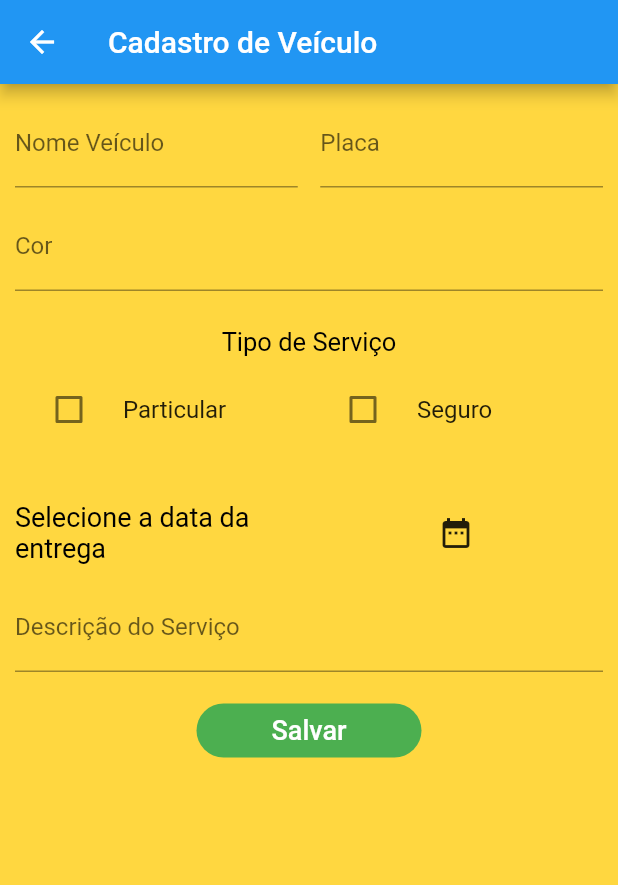
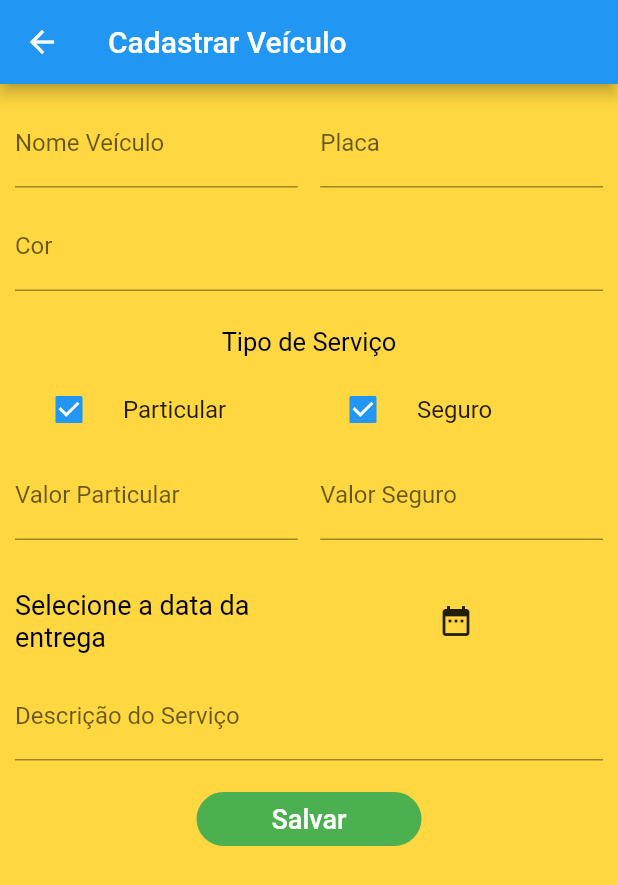
Before and after one commit to juliojtk/car_anotations_app, a Flutter app: the screen it shows after launch, after a tap on the "add" icon, on a phone screen of 412 x 824 dp. Shown: the top 885 px of the screen. Run offline on Flutter 3.47's test engine with Material 2 defaults, Android fonts, the phone set to English and light mode, and no system bars; our stand-ins replace flutter_mobx, get_it, mobx, sqflite; missing offline and left inert: dart:ffi; accounts and stored records are empty; generated files the repository leaves out were written again.

```diff
--- a/lib/app/dataBase/connection.dart
+++ b/lib/app/dataBase/connection.dart
@@ -15,7 +15,7 @@ class Connection{
         version: 1,
         onCreate: (db, version) {
           db.execute(createTable);
-          db.execute(insert);
+          //db.execute(insert);
         },
       );
     }
--- a/lib/app/dataBase/dao_impl/car_dao_impl.dart
+++ b/lib/app/dataBase/dao_impl/car_dao_impl.dart
@@ -18,8 +18,8 @@ Database _db;
         carName: line['carName'],
         board: line['board'],
         color: line['color'],
-        partPrice: line['partPrice'].toString(),
-        segPrice: line['segPrice'].toString(),
+        partPrice: line['partPrice'],
+        segPrice: line['segPrice'],
         finishDate: line['finishDate'],
         description: line['description'],
         isSeviceOk: line['isSeviceOk']
--- a/lib/app/dataBase/scripit.dart
+++ b/lib/app/dataBase/scripit.dart
@@ -4,8 +4,8 @@ id INTEGER NOT NULL PRIMARY KEY,
 carName VARCHAR(200) NOT NULL,
 board VARCHAR(50) NOT NULL,
 color VARCHAR(100) NOT NULL,
-partPrice DECIMAL(10,2),
-segPrice DECIMAL(10,2),
+partPrice DOUBLE,
+segPrice DOUBLE,
 finishDate VARCHAR(100),
 description VARCHAR(250),
 isSeviceOk VARCHAR(10)
--- a/lib/app/domain/entities/car.dart
+++ b/lib/app/domain/entities/car.dart
@@ -1,11 +1,13 @@
+import 'dart:ffi';
+
 class Car{
 
 int id;
 String carName;
 String board;
 String color;
-String partPrice;
-String segPrice;
+double partPrice;
+double segPrice;
 String finishDate;
 String description;
 String isSeviceOk;
--- a/lib/app/view/car_form.dart
+++ b/lib/app/view/car_form.dart
@@ -8,19 +8,19 @@ class CarForm extends StatelessWidget {
 
   @override
   Widget build(BuildContext context) {
+    var _back = CarFormBack(context);
     return Scaffold(
       backgroundColor: Colors.amberAccent,
       appBar: AppBar(
-        title: Text('Cadastro de Veículo'),
+        title: Text( _back.isUpdate == false ? 'Cadastrar Veículo' : 'Alterar Cadastro: ' + _back.car.carName),
         actions: [],
       ),
-      body: _body(context)
+      body: _body(context, _back)
     );
   }
 
-  Widget _body(BuildContext context){
-    var _back = CarFormBack(context);
-
+  Widget _body(BuildContext context, CarFormBack _back){
+    observerCheck(_back);
     return SingleChildScrollView(
       child: Padding(
       padding: EdgeInsets.all(10),
@@ -70,6 +70,15 @@ class CarForm extends StatelessWidget {
         ),
       ),
     );
+  }
+
+  observerCheck(CarFormBack carBack){
+    if(carBack.car.partPrice != "" && carBack.part == false){
+      carBack.part = true;
+    }
+    if(carBack.car.segPrice != "" && carBack.seg == false){
+      carBack.seg = true;
+    }
   }
 
   Widget fieldCarName(CarFormBack carBack){
@@ -152,8 +161,8 @@ class CarForm extends StatelessWidget {
     return Expanded(
       child: TextFormField(
         validator: null,
-        onSaved: (newValue) => carBack.car.partPrice = newValue,
-        initialValue: carBack.car.partPrice,
+        onSaved: (newValue) => carBack.car.partPrice = double.parse(newValue.toString()),
+        initialValue: carBack.car.partPrice == null ? '' : carBack.car.partPrice.toString(),
         decoration: InputDecoration(
           labelText: 'Valor Particular'
         ),
@@ -165,8 +174,8 @@ class CarForm extends StatelessWidget {
     return Expanded(
       child: TextFormField(
         validator: null,
-        onSaved: (newValue) => carBack.car.segPrice = newValue,
-        initialValue: carBack.car.segPrice,
+        onSaved: (newValue) => carBack.car.segPrice = double.parse(newValue.toString()),
+        initialValue: carBack.car.segPrice == null ? '' : carBack.car.segPrice.toString(),
         decoration: InputDecoration(
           labelText: 'Valor Seguro'
         ),
@@ -214,12 +223,12 @@ class CarForm extends StatelessWidget {
       width: 150,
       child: FlatButton(
         child: Text(
-          'Salvar',
+          carBack.isUpdate == false ? 'Salvar' : 'Alterar',
           style: TextStyle(
             fontSize: 18,
           ),
         ),
-        color: Colors.green,
+        color: carBack.isUpdate == false ? Colors.green : Colors.blue,
         textColor: Colors.white,
         shape: RoundedRectangleBorder(
           borderRadius: BorderRadius.circular(30),
--- a/lib/app/view/car_list.dart
+++ b/lib/app/view/car_list.dart
@@ -73,11 +73,12 @@ class CarList extends StatelessWidget {
                   itemCount: list.length,
                   itemBuilder: (context, i){
                     var car = list[i];
+                    var soma = car.partPrice + car.segPrice;
                     return Card(
                       child: ListTile(
                         leading: circleAvatar(),
                         title: Text(car.carName),
-                        subtitle: Text(car.partPrice),
+                        subtitle: Text('R\$: ' + soma.toString()),
                         trailing: Container(
                           width: 100,
                           child: Row(
--- a/lib/app/view/viewBack/car_form_back.dart
+++ b/lib/app/view/viewBack/car_form_back.dart
@@ -14,6 +14,8 @@ abstract class CarFormBackBase with Store{
 
   Car car;
   var _service = GetIt.I.get<CarService>();
+
+  bool isUpdate = false;
 
   @observable
   bool part = false;
@@ -53,8 +55,16 @@ abstract class CarFormBackBase with Store{
   }
 
   CarFormBackBase(BuildContext context){
+
     var parameter = ModalRoute.of(context).settings.arguments;
-    car = (parameter == null) ? Car() : parameter;
+
+  if(parameter == null){
+    car = Car();
+  }else{
+    isUpdate = true;
+    car = parameter;
+  }
+    //car = (parameter == null) ? Car() : parameter;
   }
 
   saveCar() async{
```
